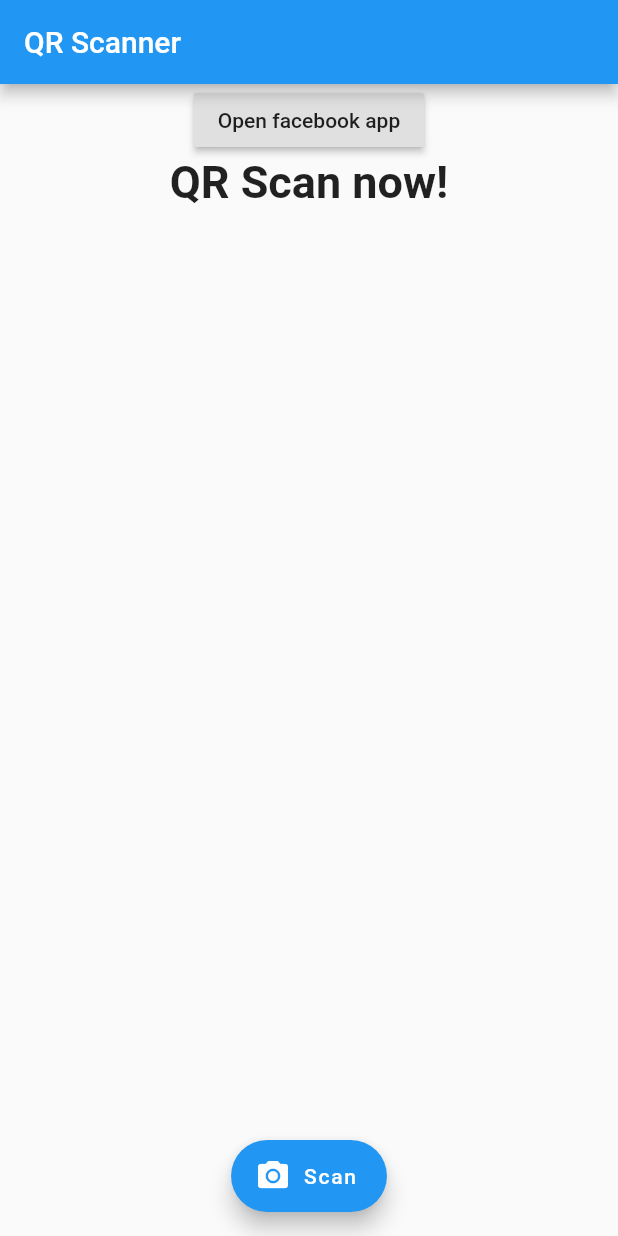
After one commit to boxingnguyen/excel_maker, a Flutter app: the screen it shows after launch, after a tap on "Open facebook app", on a phone screen of 412 x 824 dp. The commit adds this screen. Run offline on Flutter 3.47's test engine with Material 2 defaults, Android fonts, the phone set to English and light mode, and no system bars; missing offline and left inert: barcode_scan, chirp_flutter, simple_permissions; Roboto replaces fonts that are missing (Calibre); key blocks and very long unbroken strings in the code were emptied for the run.

Commit message:
bar code

```diff
--- /dev/null
+++ b/lib/qr_scan.dart
@@ -0,0 +1,121 @@
+import 'dart:io';
+
+import 'package:barcode_scan/barcode_scan.dart';
+import 'package:flutter/material.dart';
+import 'package:flutter/services.dart';
+import 'package:simple_permissions/simple_permissions.dart';
+import 'package:url_launcher/url_launcher.dart';
+
+class QrScan extends StatefulWidget {
+  @override
+  _QrScanState createState() => _QrScanState();
+}
+
+class _QrScanState extends State<QrScan> {
+  String result = "QR Scan now!";
+
+  Future _scanQR() async {
+    try {
+      String qrResult = await BarcodeScanner.scan();
+      setState(() {
+        result = qrResult;
+      });
+    } on PlatformException catch (ex) {
+      if (ex.code == BarcodeScanner.CameraAccessDenied) {
+        setState(() {
+          result = "Camera permission was denied";
+        });
+      } else {
+        setState(() {
+          result = "Unknown Error $ex";
+        });
+      }
+    } on FormatException {
+      setState(() {
+        result = "You pressed the back button before scanning anything";
+      });
+    } catch (ex) {
+      setState(() {
+        print(ex);
+        result = "Unknown Error $ex";
+      });
+    }
+  }
+
+  @override
+  Widget build(BuildContext context) {
+    return Scaffold(
+      appBar: AppBar(
+        title: Text("QR Scanner"),
+      ),
+      body: Column(
+        children: <Widget>[
+          RaisedButton(
+            onPressed: convert,
+            child: Text('Open facebook app'),
+          ),
+          Center(
+            child: Text(
+              result,
+              style: new TextStyle(fontSize: 30.0, fontWeight: FontWeight.bold),
+            ),
+          ),
+        ],
+      ),
+      floatingActionButton: FloatingActionButton.extended(
+        icon: Icon(Icons.camera_alt),
+        label: Text("Scan"),
+        onPressed: _scanQR,
+      ),
+      floatingActionButtonLocation: FloatingActionButtonLocation.centerFloat,
+    );
+  }
+
+  openFbApp() async {
+    String fbProtocolUrl;
+    if (Platform.isIOS) {
+      fbProtocolUrl = 'fb://profile/103429924575464';
+    } else {
+      fbProtocolUrl = 'fb://page/103429924575464';
+    }
+
+    String fallbackUrl = 'https://www.facebook.com/tmhtechlab/';
+
+    try {
+      bool launched = await launch(fbProtocolUrl, forceSafariVC: false);
+
+      if (!launched) {
+        await launch(fallbackUrl, forceSafariVC: false);
+      }
+    } catch (e) {
+      await launch(fallbackUrl, forceSafariVC: false);
+    }
+  }
+
+  convert() {
+    String first = 'sivaaa';
+    String second = 'lovea';
+    // output: siaaloe
+    var firstnameArray = new List<String>.from(first.split(''));
+    var secondnameArray = new List<String>.from(second.split(''));
+    firstnameArray = first.split('');
+    secondnameArray = second.split('');
+    print(secondnameArray);
+
+    for (int i = 0; i < first.length; i++) {
+      for (int j = 0; j < second.length; j++) {
+        if (firstnameArray[i] == secondnameArray[j]) {
+          print(firstnameArray[i] + "" + " == " + secondnameArray[j]);
+          firstnameArray.removeAt(i);
+          secondnameArray.removeAt(i);
+
+          break;
+        }
+      }
+    }
+
+    var finalList = new List.from(firstnameArray)..addAll(secondnameArray);
+    print(finalList);
+    print(finalList.length);
+  }
+}
--- /dev/null
+++ b/lib/transaction.dart
@@ -0,0 +1 @@
+class Transaction {}
```
Also changed, not shown: lib/answer.dart (added, +23 -0 lines), lib/chirp.dart (added, +207 -0 lines), lib/main.dart (+16 -99 lines), lib/question.dart (added, +19 -0 lines), pubspec.yaml (+8 -4 lines), images/chester.png (added), images/chirp_logo.png (added), pubspec.lock, 19 other files.
